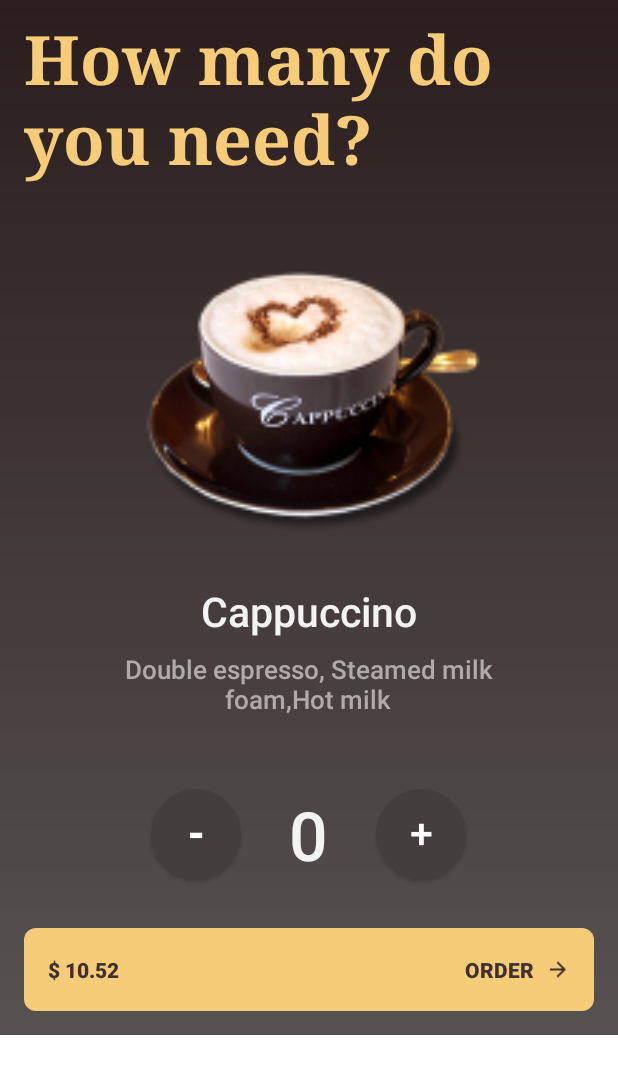
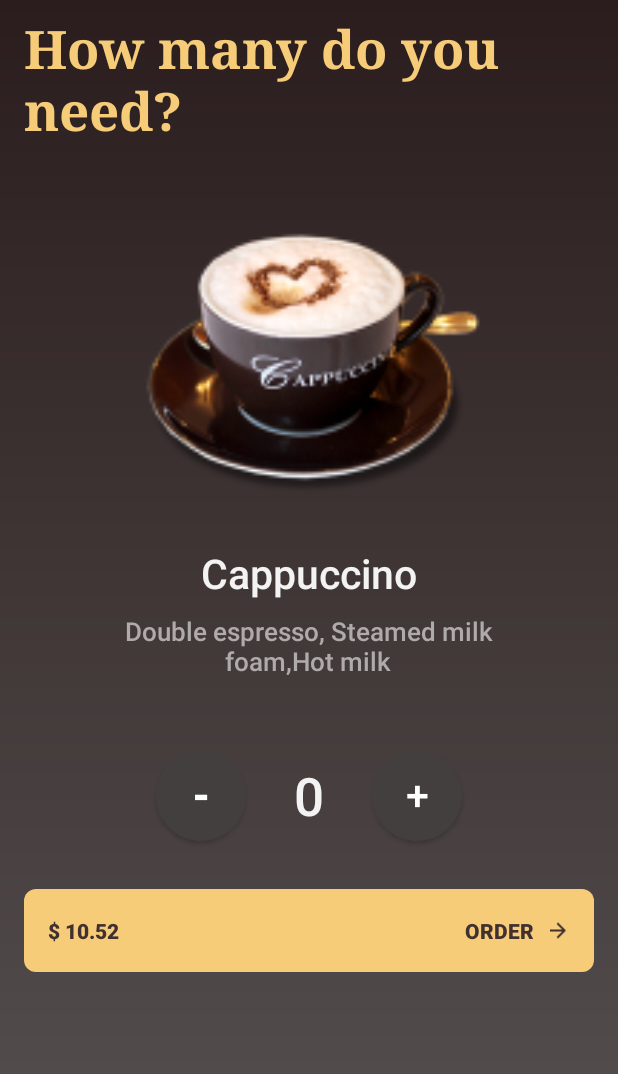
Before and after one commit to CodeWithSouma/Coffee-Order-App, an Android app: the MainActivity2 screen opened directly, with no data from a screen before it, on a phone screen of 412 x 824 dp. Shown: the top 1074 px of the screen. Run offline under Robolectric (Android 15) with nearby library versions, the phone set to English and light mode, and no system bars.

Commit message:
Update UI

```diff
--- a/app/src/main/res/layout/activity_main2.xml
+++ b/app/src/main/res/layout/activity_main2.xml
@@ -3,7 +3,7 @@
     xmlns:app="http://schemas.android.com/apk/res-auto"
     xmlns:tools="http://schemas.android.com/tools"
     android:layout_width="match_parent"
-    android:layout_height="wrap_content"
+    android:layout_height="match_parent"
     android:background="@drawable/background_gradient"
     tools:context=".MainActivity2">
 
@@ -15,16 +15,16 @@
         <TextView
             android:layout_width="wrap_content"
             android:layout_height="wrap_content"
+            android:layout_marginStart="@dimen/margin_16dp"
             android:layout_marginLeft="@dimen/margin_16dp"
             android:layout_marginTop="@dimen/margin_8dp"
+            android:layout_marginEnd="@dimen/margin_8dp"
             android:layout_marginRight="@dimen/margin_8dp"
             android:fontFamily="serif"
             android:text="@string/how_many_do_you_need"
             android:textColor="@color/gold"
-        android:textSize="@dimen/text_size_45sp"
-        android:textStyle="bold"
-        android:layout_marginStart="@dimen/margin_16dp"
-        android:layout_marginEnd="@dimen/margin_8dp" />
+            android:textSize="@dimen/text_size_35sp"
+            android:textStyle="bold" />
 
         <ImageView
             android:layout_width="250dp"
@@ -91,7 +91,7 @@
                 android:text="@string/initial_quantity"
                 android:textAllCaps="true"
                 android:textColor="@color/light_gray"
-            android:textSize="@dimen/text_size_45sp"
+                android:textSize="@dimen/text_size_35sp"
                 android:textStyle="bold" />
 
             <Button
@@ -120,49 +120,51 @@
                 android:layout_width="match_parent"
                 android:layout_height="55dp"
                 android:layout_alignParentBottom="true"
+                android:layout_margin="@dimen/margin_8dp"
                 android:background="@drawable/rectangle"
-            android:layout_margin="@dimen/margin_8dp"
-            android:backgroundTint="@color/gold">
+                android:backgroundTint="@color/gold"
+                android:clickable="true"
+                android:foreground="?android:attr/selectableItemBackground">
 
                 <TextView
                     android:id="@+id/price_text_view"
                     android:layout_width="wrap_content"
                     android:layout_height="match_parent"
+                    android:layout_alignParentLeft="true"
+                    android:layout_marginStart="@dimen/margin_16dp"
                     android:layout_marginLeft="@dimen/margin_16dp"
                     android:fontFamily="sans-serif-medium"
                     android:gravity="center_vertical"
-                android:layout_alignParentLeft="true"
                     android:text="$ 10.52"
                     android:textAllCaps="true"
                     android:textColor="#403030"
-                android:textStyle="bold"
-                android:layout_marginStart="@dimen/margin_16dp" />
+                    android:textStyle="bold" />
 
                 <TextView
                     android:layout_width="wrap_content"
                     android:layout_height="match_parent"
+                    android:layout_toStartOf="@+id/arrow_image_id"
                     android:layout_toLeftOf="@+id/arrow_image_id"
                     android:fontFamily="sans-serif-medium"
                     android:gravity="center_vertical"
                     android:text="Order"
                     android:textAllCaps="true"
                     android:textColor="#403030"
-                android:textStyle="bold"
-                android:layout_toStartOf="@+id/arrow_image_id" />
+                    android:textStyle="bold" />
 
                 <ImageView
                     android:id="@+id/arrow_image_id"
                     android:layout_width="16dp"
+                    android:layout_height="match_parent"
+                    android:layout_alignParentEnd="true"
+                    android:layout_alignParentRight="true"
+                    android:layout_marginStart="@dimen/margin_8dp"
                     android:layout_marginLeft="@dimen/margin_8dp"
-                android:layout_height="match_parent"
+                    android:layout_marginEnd="@dimen/margin_16dp"
+                    android:layout_marginRight="@dimen/margin_16dp"
                     android:gravity="center_vertical"
-                android:src="@drawable/arrow_right"
-                android:layout_alignParentRight="true"
                     android:scaleType="fitCenter"
-                android:layout_marginRight="@dimen/margin_16dp"
-                android:layout_marginStart="@dimen/margin_8dp"
-                android:layout_alignParentEnd="true"
-                android:layout_marginEnd="@dimen/margin_16dp" />
+                    android:src="@drawable/arrow_right" />
 
             </RelativeLayout>
 
--- a/app/src/main/res/values/dimens.xml
+++ b/app/src/main/res/values/dimens.xml
@@ -5,5 +5,5 @@
     <dimen name="text_size_16sp">16sp</dimen>
     <dimen name="width_48dp">48dp</dimen>
     <dimen name="margin_8dp">8dp</dimen>
-    <dimen name="text_size_45sp">45sp</dimen>
+    <dimen name="text_size_35sp">35sp</dimen>
 </resources>
```
Lines whose indentation alone changed are shown as unchanged.
